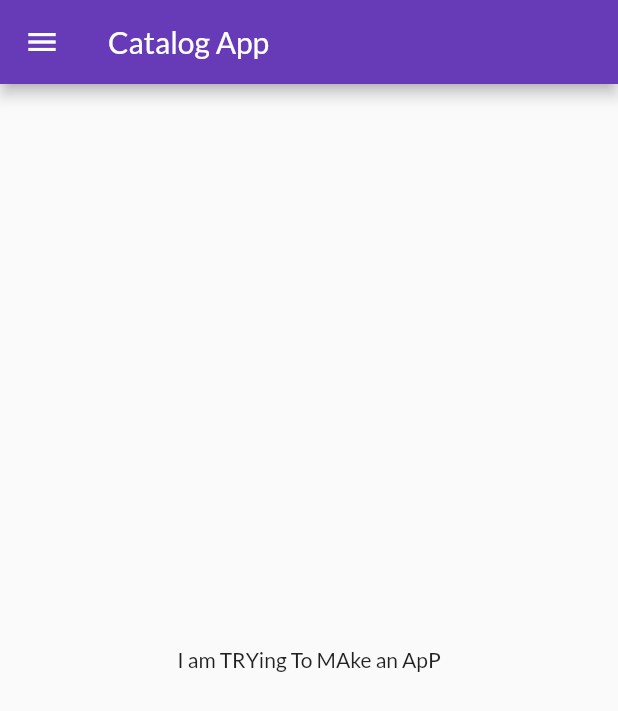
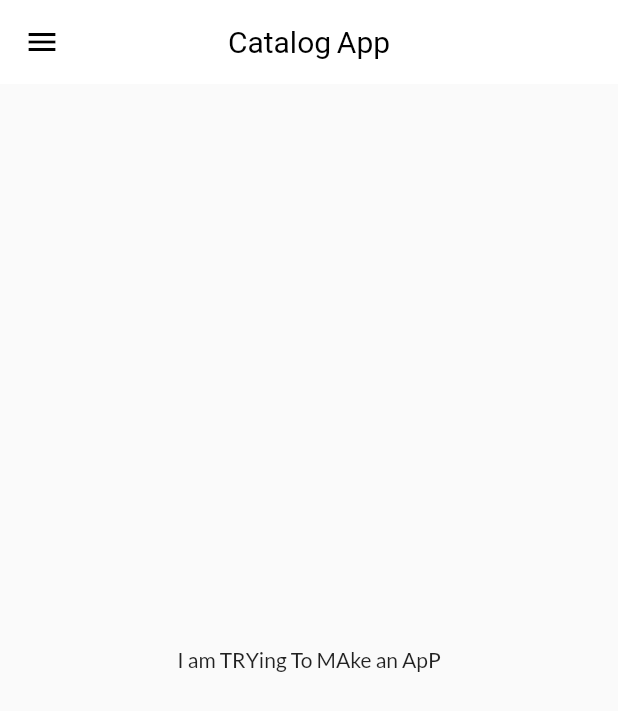
Before and after one commit to chandachando/flutter_catalogapp, a Flutter app: the screen it shows after launch, on a phone screen of 412 x 824 dp. Shown: the top 711 px of the screen. Run offline on Flutter 3.47's test engine with Material 2 defaults, Android fonts, the light colour scheme and no system bars; our stand-ins replace google_fonts.

Commit message:
themes extracted

```diff
--- a/lib/main.dart
+++ b/lib/main.dart
@@ -1,5 +1,8 @@
+// ignore_for_file: prefer_const_constructors
+
 import 'package:flutter/material.dart';
 import 'package:flutter_catalogapp/utilities/routes.dart';
+import 'package:flutter_catalogapp/widgets/themes.dart';
 import 'package:google_fonts/google_fonts.dart';
 import 'package:flutter_catalogapp/pages/home_page.dart';
 import 'package:flutter_catalogapp/pages/login_page.dart';
@@ -13,13 +16,8 @@
   Widget build(BuildContext context) {
     return MaterialApp(
       themeMode: ThemeMode.light,
-      theme: ThemeData(
-        primarySwatch: Colors.deepPurple,
-        fontFamily: GoogleFonts.lato().fontFamily,
-      ),
-      darkTheme: ThemeData(
-        brightness: Brightness.dark,
-      ),
+      theme: MyTheme.lightTheme(context),
+      darkTheme: MyTheme.darkTheme(context),
       debugShowCheckedModeBanner: false,
       initialRoute: MyRoutes.homeRoute,
       routes: {
--- a/lib/pages/home_page.dart
+++ b/lib/pages/home_page.dart
@@ -1,3 +1,5 @@
+// ignore_for_file: prefer_const_constructors
+
 import 'package:flutter/material.dart';
 import 'package:flutter_catalogapp/widgets/drawer.dart';
 
@@ -6,7 +8,9 @@
   Widget build(BuildContext context) {
     return Scaffold(
       appBar: AppBar(
-        title: Text("Catalog App"),
+        title: Text(
+          "Catalog App",
+        ),
       ),
       body: Center(
         child: Container(
--- /dev/null
+++ b/lib/widgets/themes.dart
@@ -0,0 +1,24 @@
+// ignore_for_file: prefer_const_constructors
+
+import 'package:flutter/material.dart';
+import 'package:google_fonts/google_fonts.dart';
+
+class MyTheme {
+  static ThemeData lightTheme(BuildContext context) => ThemeData(
+        primarySwatch: Colors.deepPurple,
+        fontFamily: GoogleFonts.lato().fontFamily,
+        appBarTheme: AppBarTheme(
+          color: Colors.white,
+          elevation: 0.0,
+          centerTitle: true,
+          iconTheme: IconThemeData(
+            color: Colors.black,
+          ),
+          titleTextStyle: TextStyle(color: Colors.black, fontSize: 20),
+        ),
+      );
+
+  static ThemeData darkTheme(BuildContext context) => ThemeData(
+        brightness: Brightness.dark,
+      );
+}
```
Also changed, not shown: lib/pages/login_page.dart (+0 -7 lines).
